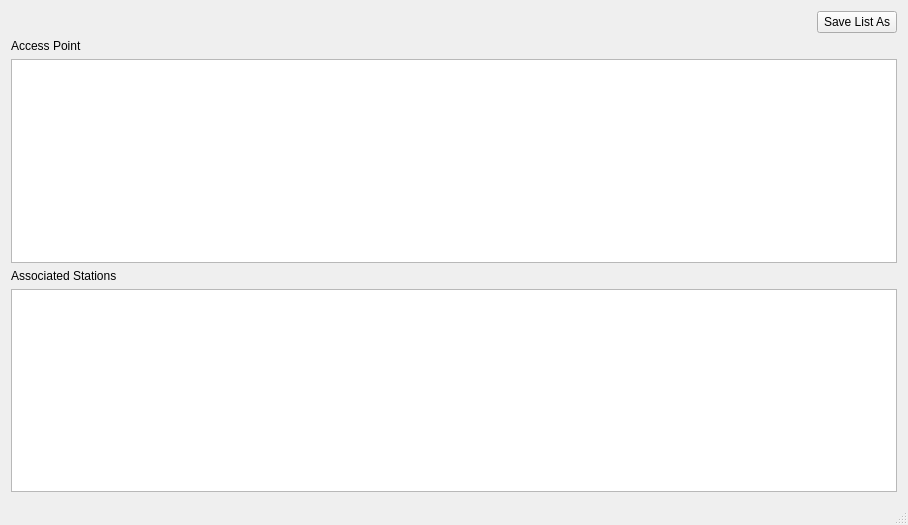
First picture: the form in mainwindow.ui, repository abdularis/Wifi-Client-Scanner, before the edit.
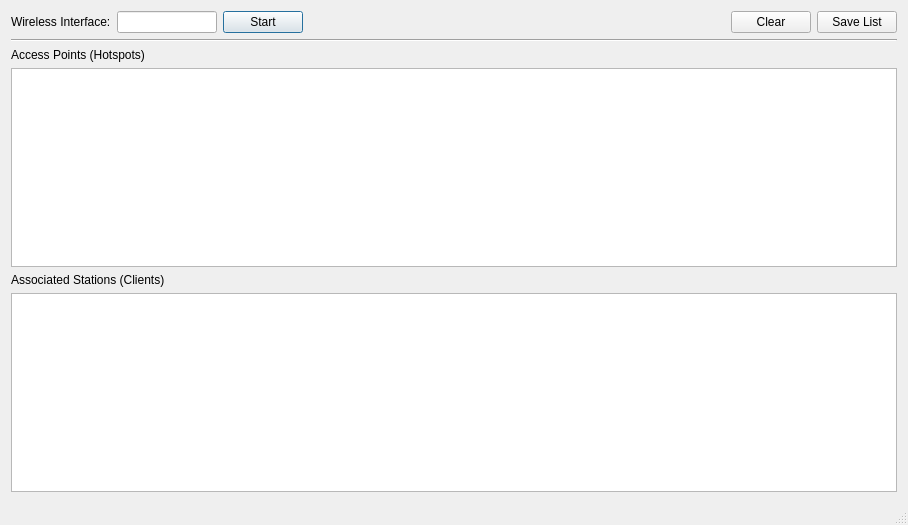
Second picture: the form after the edit.

```diff
--- a/mainwindow.ui
+++ b/mainwindow.ui
@@ -17,6 +17,42 @@
    <layout class="QVBoxLayout" name="verticalLayout">
     <item>
      <layout class="QHBoxLayout" name="horizontalLayout">
+      <item>
+       <widget class="QLabel" name="label_3">
+        <property name="text">
+         <string>Wireless Interface:</string>
+        </property>
+       </widget>
+      </item>
+      <item>
+       <widget class="QLineEdit" name="ifaceText">
+        <property name="sizePolicy">
+         <sizepolicy hsizetype="Fixed" vsizetype="Fixed">
+          <horstretch>0</horstretch>
+          <verstretch>0</verstretch>
+         </sizepolicy>
+        </property>
+        <property name="maximumSize">
+         <size>
+          <width>100</width>
+          <height>16777215</height>
+         </size>
+        </property>
+       </widget>
+      </item>
+      <item>
+       <widget class="QPushButton" name="startToggleBtn">
+        <property name="text">
+         <string>Start</string>
+        </property>
+        <property name="checkable">
+         <bool>true</bool>
+        </property>
+        <property name="default">
+         <bool>true</bool>
+        </property>
+       </widget>
+      </item>
       <item>
        <spacer name="horizontalSpacer_2">
         <property name="orientation">
@@ -30,10 +66,17 @@
         </property>
        </spacer>
       </item>
+      <item>
+       <widget class="QPushButton" name="clearBtn">
+        <property name="text">
+         <string>Clear</string>
+        </property>
+       </widget>
+      </item>
       <item>
        <widget class="QPushButton" name="saveListAsBtn">
         <property name="text">
-         <string>Save List As</string>
+         <string>Save List</string>
         </property>
         <property name="shortcut">
          <string>Ctrl+S</string>
@@ -42,13 +85,26 @@
       </item>
      </layout>
     </item>
+    <item>
+     <widget class="Line" name="line">
+      <property name="frameShadow">
+       <enum>QFrame::Sunken</enum>
+      </property>
+      <property name="lineWidth">
+       <number>1</number>
+      </property>
+      <property name="orientation">
+       <enum>Qt::Horizontal</enum>
+      </property>
+     </widget>
+    </item>
     <item>
      <widget class="QLabel" name="label">
       <property name="toolTip">
        <string>List of AP (Access Point) detected in the range</string>
       </property>
       <property name="text">
-       <string>Access Point</string>
+       <string>Access Points (Hotspots)</string>
       </property>
      </widget>
     </item>
@@ -74,7 +130,7 @@
        <string>List of stations associated with particular access point</string>
       </property>
       <property name="text">
-       <string>Associated Stations</string>
+       <string>Associated Stations (Clients)</string>
       </property>
      </widget>
     </item>
```
Left out of the diff: 4 changed lines with no effect on the pictures.
